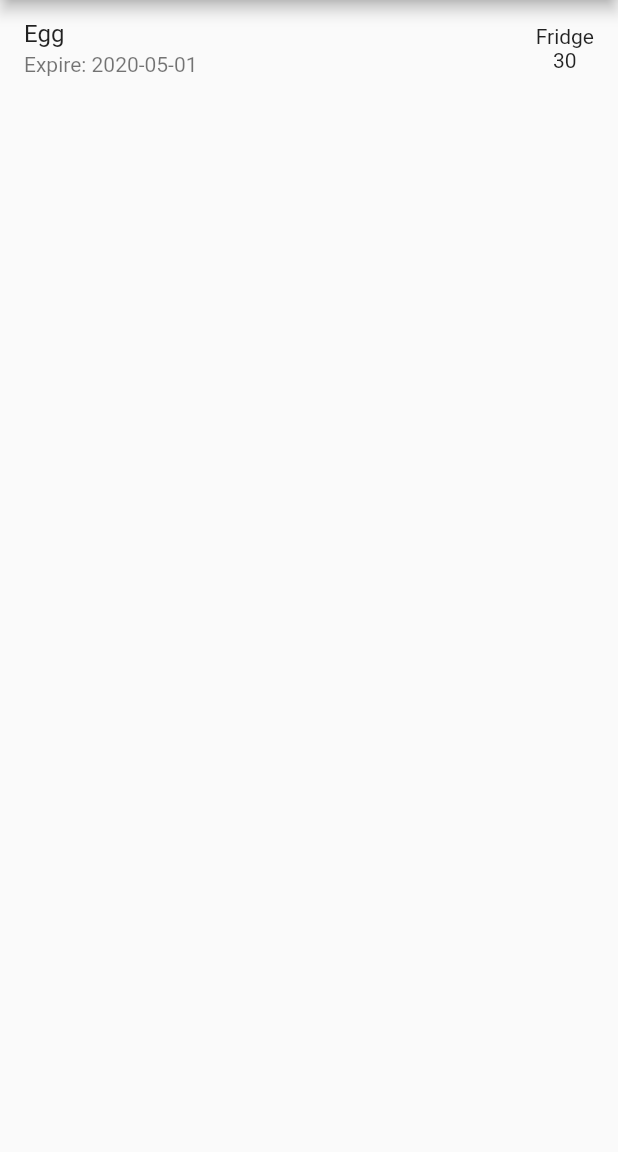
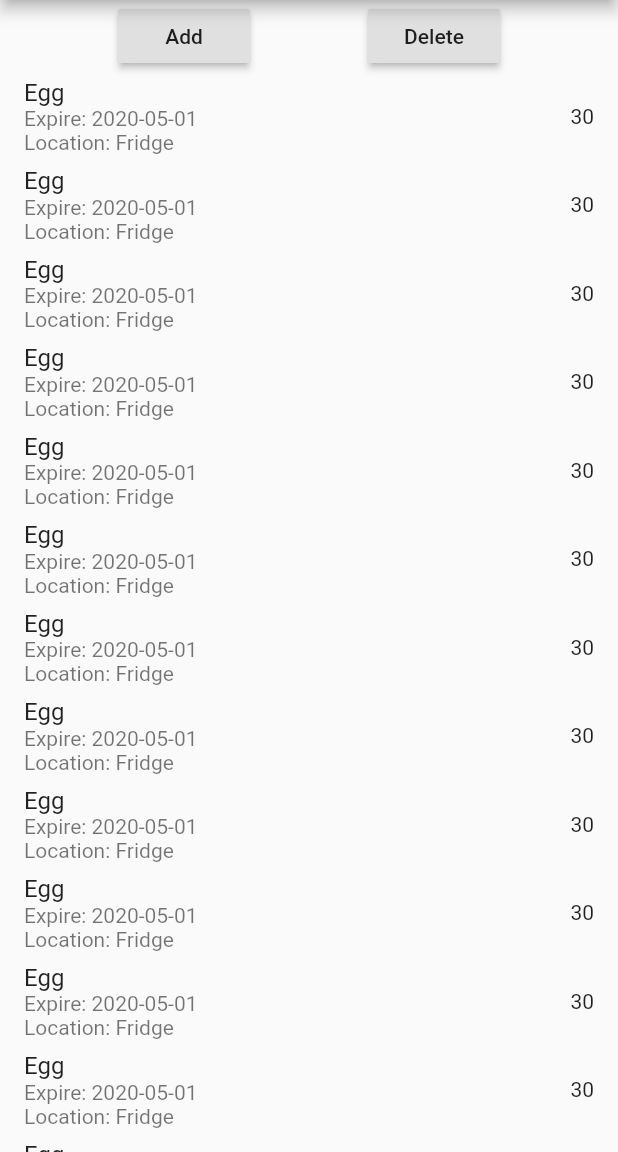
Before and after one commit to lainshiHenry/bearserk-pantry, a Flutter app: the screen it shows after launch, on a phone screen of 412 x 824 dp, the part 84-1236 px from its top. Run offline on Flutter 3.47's test engine with Material 2 defaults, Android fonts, the phone set to English and light mode, and no system bars.

Commit message:
Added ListView UI

```diff
--- a/lib/screens/all_items.dart
+++ b/lib/screens/all_items.dart
@@ -1,6 +1,8 @@
+import 'package:flutter/cupertino.dart';
 import 'package:flutter/material.dart';
 import 'package:bearserkpantry/utilities/constants.dart';
 import 'package:bearserkpantry/utilities/app_drawer.dart';
+import 'package:bearserkpantry/utilities/list_item.dart';
 
 class AllItems extends StatefulWidget {
   static String id = 'all_items';
@@ -16,20 +18,43 @@ class _AllItemsState extends State<AllItems> {
         title: Text(kAppTitle),
       ),
       drawer: AppDrawer(),
-      body: ListView(
-        children: <Widget>[
-          ListTile(
-            title: Text('Egg'),
-            subtitle: Text('Expire: 2020-05-01'),
-            isThreeLine: true,
-            trailing: Column(
+      body: SafeArea(
+        child: Column(
+          children: <Widget>[
+            Row(
+              mainAxisAlignment: MainAxisAlignment.spaceEvenly,
               children: <Widget>[
-                Text('Fridge'),
-                Text('30'),
+                RaisedButton(
+                  onPressed: () {},
+                  child: Text('Add'),
+                ),
+                RaisedButton(
+                  onPressed: () {},
+                  child: Text('Delete'),
+                ),
               ],
             ),
-          ),
-        ],
+            Expanded(
+              child: ListView(
+                children: <Widget>[
+                  ListItem(),
+                  ListItem(),
+                  ListItem(),
+                  ListItem(),
+                  ListItem(),
+                  ListItem(),
+                  ListItem(),
+                  ListItem(),
+                  ListItem(),
+                  ListItem(),
+                  ListItem(),
+                  ListItem(),
+                  ListItem(),
+                ],
+              ),
+            ),
+          ],
+        ),
       ),
     );
   }
--- /dev/null
+++ b/lib/utilities/list_item.dart
@@ -0,0 +1,18 @@
+import 'package:flutter/material.dart';
+
+class ListItem extends StatelessWidget {
+  @override
+  Widget build(BuildContext context) {
+    return ListTile(
+      title: Text('Egg'),
+      subtitle: Column(
+        crossAxisAlignment: CrossAxisAlignment.start,
+        children: <Widget>[
+          Text('Expire: 2020-05-01'),
+          Text('Location: Fridge'),
+        ],
+      ),
+      trailing: Text('30'),
+    );
+  }
+}
```
